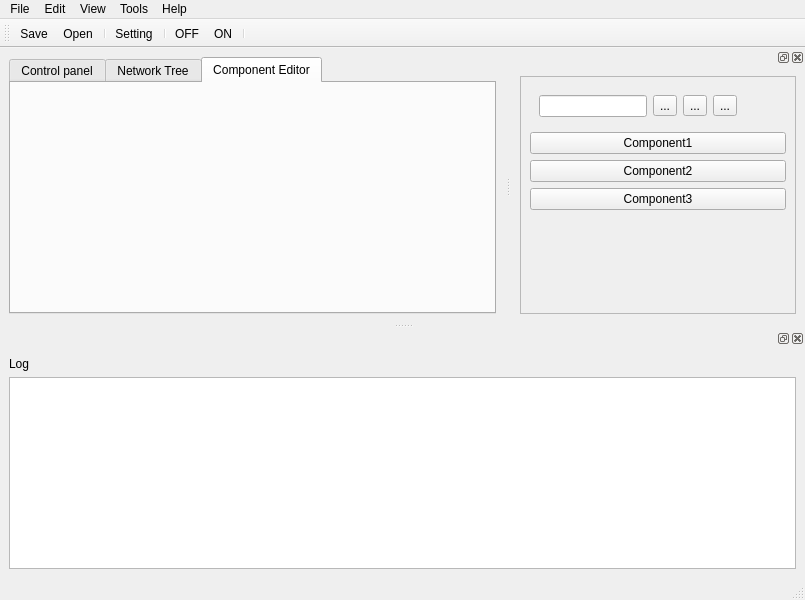
Before: the Qt Designer form rcmanager/rcmanagerUItemplate1.ui in BasilMVarghese/rcmanager, drawn with Qt 5.
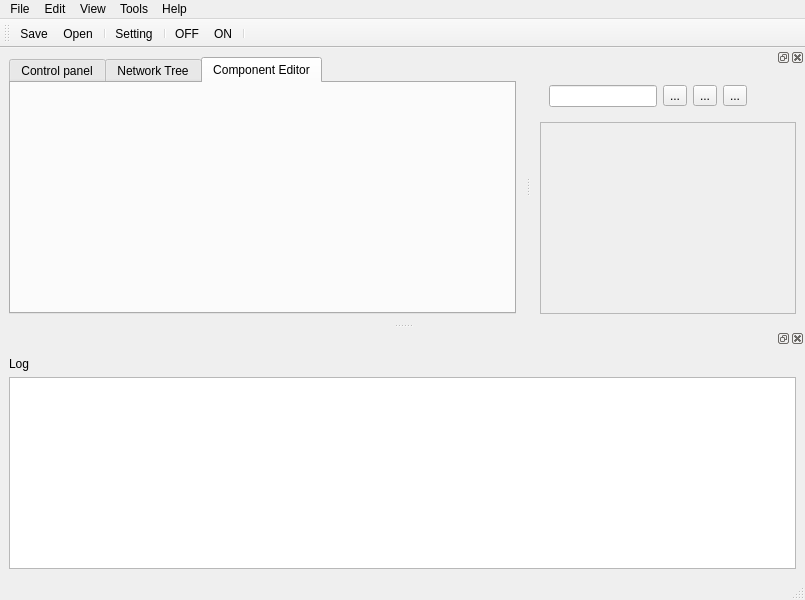
After: the same form once the commit is applied. Icons and pictures are not drawn.

```diff
--- a/rcmanager/rcmanagerUItemplate1.ui
+++ b/rcmanager/rcmanagerUItemplate1.ui
@@ -235,7 +235,7 @@
    </attribute>
    <widget class="QWidget" name="dockWidgetContents_2">
     <layout class="QGridLayout" name="gridLayout_2">
-     <item row="0" column="0">
+     <item row="1" column="0">
       <widget class="QScrollArea" name="scrollArea">
        <property name="widgetResizable">
         <bool>true</bool>
@@ -245,12 +245,30 @@
          <rect>
           <x>0</x>
           <y>0</y>
-          <width>297</width>
-          <height>207</height>
+          <width>220</width>
+          <height>154</height>
          </rect>
         </property>
         <layout class="QVBoxLayout" name="verticalLayout">
          <item>
+          <spacer name="verticalSpacer">
+           <property name="orientation">
+            <enum>Qt::Vertical</enum>
+           </property>
+           <property name="sizeHint" stdset="0">
+            <size>
+             <width>20</width>
+             <height>40</height>
+            </size>
+           </property>
+          </spacer>
+         </item>
+        </layout>
+        <zorder>toolButton_4</zorder>
+       </widget>
+      </widget>
+     </item>
+     <item row="0" column="0">
           <widget class="QWidget" name="widget" native="true">
            <layout class="QGridLayout" name="gridLayout_6">
             <item row="0" column="0">
@@ -311,56 +329,6 @@
              </layout>
             </item>
            </layout>
-          </widget>
-         </item>
-         <item>
-          <widget class="QPushButton" name="pushButton">
-           <property name="text">
-            <string>Component1</string>
-           </property>
-           <property name="icon">
-            <iconset>
-             <normaloff>share/rcmanager/drawing_right.png</normaloff>share/rcmanager/drawing_right.png</iconset>
-           </property>
-          </widget>
-         </item>
-         <item>
-          <widget class="QPushButton" name="pushButton_2">
-           <property name="text">
-            <string>Component2</string>
-           </property>
-           <property name="icon">
-            <iconset>
-             <normaloff>share/rcmanager/drawing_left.png</normaloff>share/rcmanager/drawing_left.png</iconset>
-           </property>
-          </widget>
-         </item>
-         <item>
-          <widget class="QPushButton" name="pushButton_3">
-           <property name="text">
-            <string>Component3</string>
-           </property>
-           <property name="icon">
-            <iconset>
-             <normaloff>share/rcmanager/drawing_green.png</normaloff>share/rcmanager/drawing_green.png</iconset>
-           </property>
-          </widget>
-         </item>
-         <item>
-          <spacer name="verticalSpacer">
-           <property name="orientation">
-            <enum>Qt::Vertical</enum>
-           </property>
-           <property name="sizeHint" stdset="0">
-            <size>
-             <width>20</width>
-             <height>40</height>
-            </size>
-           </property>
-          </spacer>
-         </item>
-        </layout>
-       </widget>
       </widget>
      </item>
     </layout>
```
Left out of the diff: 10 changed lines with no effect on the pictures. Lines whose indentation alone changed are shown as unchanged.
